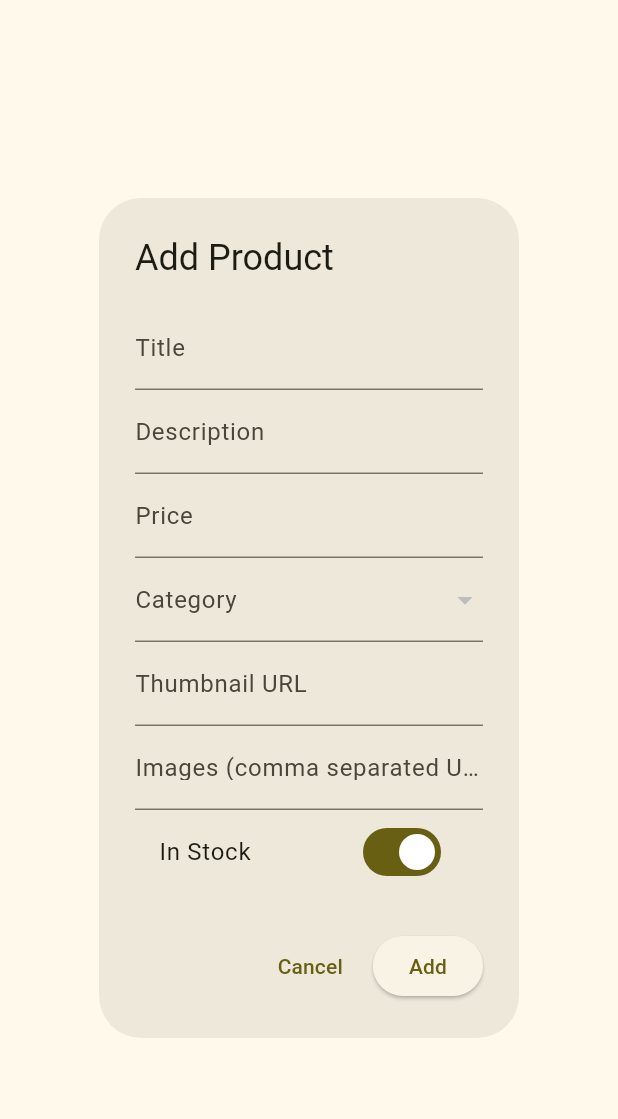
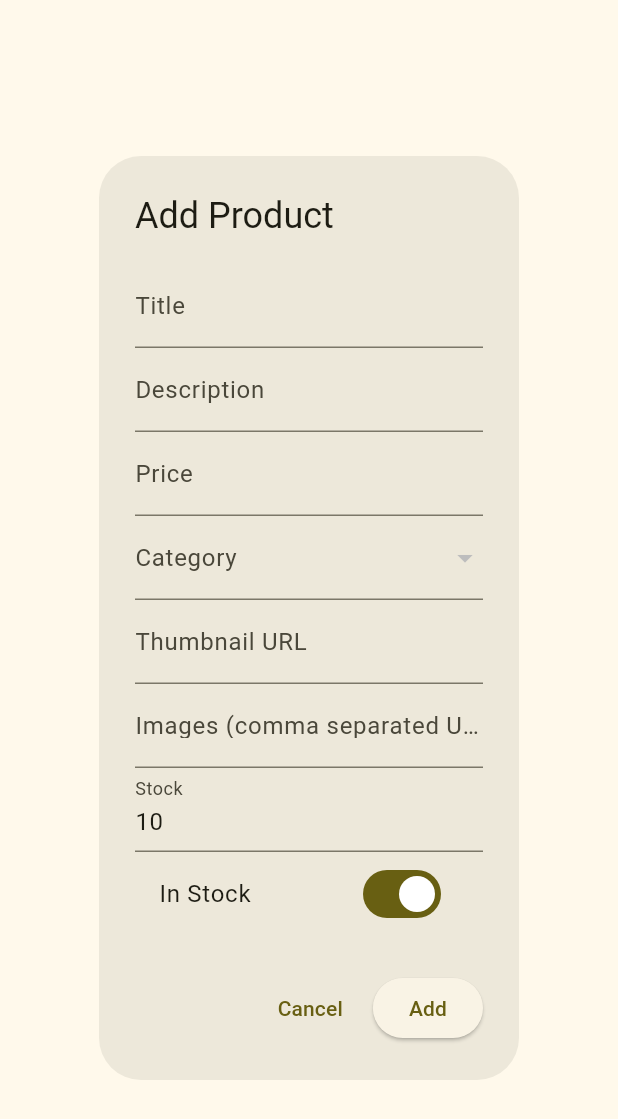
Before and after one commit to HammadAhmedSherazi/product_dashboard, a Flutter app: the AddEditProductModal widget shown alone on an empty page, opened directly, on a phone screen of 412 x 824 dp. Shown: the top 1119 px of the screen. Run offline on Flutter 3.47's test engine with Material 3 defaults, Android fonts, the phone set to English and light mode, and no system bars; our stand-ins replace bloc, equatable, flutter_bloc, go_router, shared_preferences; accounts and stored records are empty; network calls fail.

```diff
--- /dev/null
+++ b/lib/features/auth/presentation/blocs/auth_state.dart
@@ -0,0 +1,26 @@
+import 'package:equatable/equatable.dart';
+
+enum AuthStatus { initial, loading, authenticated, unauthenticated, error }
+
+class AuthState extends Equatable {
+  final AuthStatus status;
+  final String? error;
+
+  const AuthState({
+    this.status = AuthStatus.initial,
+    this.error,
+  });
+
+  AuthState copyWith({
+    AuthStatus? status,
+    String? error,
+  }) {
+    return AuthState(
+      status: status ?? this.status,
+      error: error ?? this.error,
+    );
+  }
+
+  @override
+  List<Object?> get props => [status, error];
+}
--- a/lib/features/product/domain/product_usecase.dart
+++ b/lib/features/product/domain/product_usecase.dart
@@ -6,7 +6,7 @@ class ProductUseCase {
 
   ProductUseCase(this.repository);
 
-  Future<List<Product>> getProducts({int limit = 30, int skip = 0}) => repository.fetchProducts(limit: limit, skip: skip);
+  Future<List<Product>> getProducts({int limit = 30, int skip = 0, String? sortBy, String? order}) => repository.fetchProducts(limit: limit, skip: skip, sortBy: sortBy, order: order);
   Future<List<String>> getCategories() => repository.fetchCategories();
   Future<List<Product>> getProductsByCategory(String category) => repository.fetchProductsByCategory(category);
   Future<List<Product>> searchProducts(String query) => repository.searchProducts(query);
--- a/lib/features/product/models/product.dart
+++ b/lib/features/product/models/product.dart
@@ -6,6 +6,7 @@ class Product {
   final String category;
   final String thumbnail;
   final List<String> images;
+  final int stock;
   final bool isInStock;
 
   Product({
@@ -16,10 +17,12 @@ class Product {
     required this.category,
     required this.thumbnail,
     required this.images,
+    required this.stock,
     required this.isInStock,
   });
 
   factory Product.fromJson(Map<String, dynamic> json) {
+    final stock = json['stock'] as int;
     return Product(
       id: json['id'],
       title: json['title'],
@@ -28,7 +31,8 @@ class Product {
       category: json['category'],
       thumbnail: json['thumbnail'],
       images: List<String>.from(json['images']),
-      isInStock: json['stock'] > 0, // Simulate stock status
+      stock: stock,
+      isInStock: stock > 0,
     );
   }
 
@@ -41,7 +45,7 @@ class Product {
       'category': category,
       'thumbnail': thumbnail,
       'images': images,
-      'stock': isInStock ? 10 : 0, // Simulate stock for API
+      'stock': stock,
     };
   }
 }
--- a/lib/features/product/presentation/blocs/product_state.dart
+++ b/lib/features/product/presentation/blocs/product_state.dart
@@ -43,6 +43,8 @@ class ProductState extends Equatable {
   final ApiResponse<void>? deleteProductResponse;
   final ApiResponse<List<String>>? getCategoriesResponse;
   final int skip;
+  final String? sortField;
+  final bool sortAscending;
 
   const ProductState({
     this.products = const [],
@@ -54,6 +56,8 @@ class ProductState extends Equatable {
     this.deleteProductResponse,
     this.getCategoriesResponse,
     this.skip = 0,
+    this.sortField,
+    this.sortAscending = true,
   });
 
   ProductState copyWith({
@@ -66,6 +70,8 @@ class ProductState extends Equatable {
     ApiResponse<void>? deleteProductResponse,
     ApiResponse<List<String>>? getCategoriesResponse,
     int? skip,
+    String? sortField,
+    bool? sortAscending,
   }) {
     return ProductState(
       products: products ?? this.products,
@@ -77,6 +83,8 @@ class ProductState extends Equatable {
       deleteProductResponse: deleteProductResponse ?? this.deleteProductResponse,
       getCategoriesResponse: getCategoriesResponse ?? this.getCategoriesResponse,
       skip: skip ?? this.skip,
+      sortField: sortField ?? this.sortField,
+      sortAscending: sortAscending ?? this.sortAscending,
     );
   }
 
@@ -91,5 +99,7 @@ class ProductState extends Equatable {
     deleteProductResponse,
     getCategoriesResponse,
     skip,
+    sortField,
+    sortAscending,
   ];
 }
--- a/lib/features/product/presentation/pages/dashboard_page.dart
+++ b/lib/features/product/presentation/pages/dashboard_page.dart
@@ -16,7 +16,7 @@ class DashboardPage extends StatelessWidget {
         builder: (context, constraints) {
           return Row(
             children: [
-              if (constraints.maxWidth > 600) const Sidebar(),
+              if (constraints.maxWidth > 800) const Sidebar(),
               Expanded(
                 child: Padding(
                   padding: const EdgeInsets.all(16.0),
--- a/lib/features/product/presentation/widgets/add_edit_product_modal.dart
+++ b/lib/features/product/presentation/widgets/add_edit_product_modal.dart
@@ -22,6 +22,7 @@ class _AddEditProductModalState extends State<AddEditProductModal> {
   String? _selectedCategory;
   late TextEditingController _thumbnailController;
   late TextEditingController _imagesController;
+  late TextEditingController _stockController;
   bool _isInStock = true;
 
   @override
@@ -41,6 +42,9 @@ class _AddEditProductModalState extends State<AddEditProductModal> {
     _imagesController = TextEditingController(
       text: widget.product?.images.join(', ') ?? '',
     );
+    _stockController = TextEditingController(
+      text: widget.product?.stock.toString() ?? '10',
+    );
     _isInStock = widget.product?.isInStock ?? true;
     context.read<ProductCubit>().fetchCategories();
   }
@@ -52,6 +56,7 @@ class _AddEditProductModalState extends State<AddEditProductModal> {
     _priceController.dispose();
     _thumbnailController.dispose();
     _imagesController.dispose();
+    _stockController.dispose();
     super.dispose();
   }
 
@@ -65,6 +70,7 @@ class _AddEditProductModalState extends State<AddEditProductModal> {
         category: _selectedCategory ?? '',
         thumbnail: _thumbnailController.text,
         images: _imagesController.text.split(',').map((e) => e.trim()).toList(),
+        stock: int.parse(_stockController.text),
         isInStock: _isInStock,
       );
 
@@ -104,8 +110,9 @@ class _AddEditProductModalState extends State<AddEditProductModal> {
                 keyboardType: TextInputType.number,
                 validator: (value) {
                   if (value!.isEmpty) return 'Please enter a price';
-                  if (double.tryParse(value) == null)
+                  if (double.tryParse(value) == null) {
                     return 'Please enter a valid number';
+                  }
                   return null;
                 },
               ),
@@ -141,6 +148,16 @@ class _AddEditProductModalState extends State<AddEditProductModal> {
                   labelText: 'Images (comma separated URLs)',
                 ),
               ),
+              TextFormField(
+                controller: _stockController,
+                decoration: const InputDecoration(labelText: 'Stock'),
+                keyboardType: TextInputType.number,
+                validator: (value) {
+                  if (value!.isEmpty) return 'Please enter stock';
+                  if (int.tryParse(value) == null) return 'Please enter a valid number';
+                  return null;
+                },
+              ),
               SwitchListTile(
                 title: const Text('In Stock'),
                 value: _isInStock,
@@ -163,15 +180,18 @@ class _AddEditProductModalState extends State<AddEditProductModal> {
                 const SnackBar(content: Text('Product added successfully')),
               );
             } else if (state.addProductResponse?.status == ApiStatus.error) {
+              context.read<ProductCubit>().setResponse();
               ScaffoldMessenger.of(context).showSnackBar(
                 SnackBar(content: Text('Error adding product: ${state.addProductResponse?.error}')),
               );
             } else if (state.updateProductResponse?.status == ApiStatus.success) {
+              context.read<ProductCubit>().setResponse();
               Navigator.of(context).pop();
               ScaffoldMessenger.of(context).showSnackBar(
                 const SnackBar(content: Text('Product updated successfully')),
               );
             } else if (state.updateProductResponse?.status == ApiStatus.error) {
+              context.read<ProductCubit>().setResponse();
               ScaffoldMessenger.of(context).showSnackBar(
                 SnackBar(content: Text('Error updating product: ${state.updateProductResponse?.error}')),
               );
--- a/pubspec.yaml
+++ b/pubspec.yaml
@@ -38,6 +38,9 @@ dependencies:
   http: ^1.1.0
   go_router: ^12.0.0
   equatable: ^2.0.7
+  cached_network_image: ^3.3.1
+  shimmer: ^3.0.0
+  shared_preferences: ^2.5.3
 
 dev_dependencies:
   flutter_test:
```
Also changed, not shown: lib/core/app_router.dart (+21 -0 lines), lib/features/auth/presentation/blocs/auth_cubit.dart (added, +39 -0 lines), lib/features/auth/presentation/pages/login_page.dart (added, +111 -0 lines), lib/features/product/data/product_repository.dart (+7 -3 lines), lib/features/product/presentation/blocs/product_cubit.dart (+45 -2 lines), lib/features/product/presentation/widgets/product_list.dart (+42 -79 lines), lib/main.dart (+7 -1 lines), pubspec.lock.
